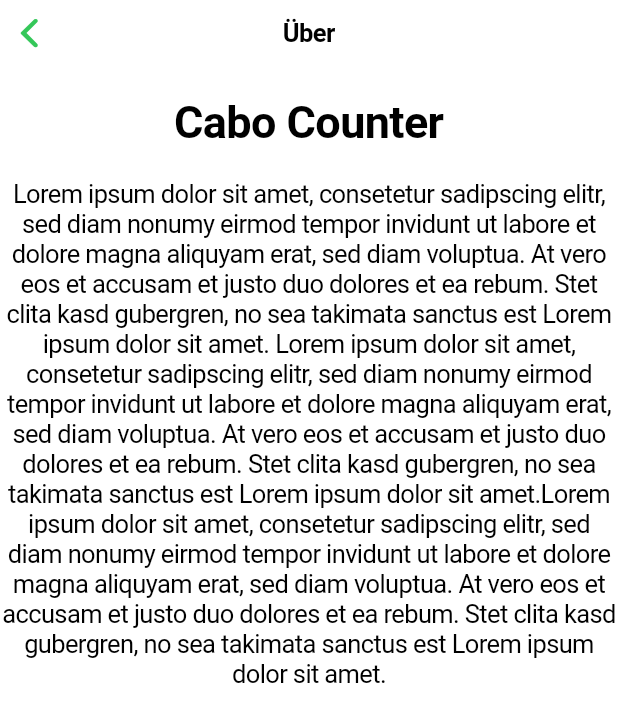
After one commit to flixcoo/Cabo-Counter, a Flutter app: the InformationView screen opened directly, on a phone screen of 412 x 824 dp. The commit adds this screen. Shown: the top 722 px of the screen. Run offline on Flutter 3.47's test engine with Material 3 defaults, Android fonts, the light colour scheme and no system bars.

Commit message:
Added information view

```diff
--- /dev/null
+++ b/lib/views/information_view.dart
@@ -0,0 +1,46 @@
+import 'package:flutter/cupertino.dart';
+
+class InformationView extends StatelessWidget {
+  @override
+  Widget build(BuildContext context) {
+    return CupertinoPageScaffold(
+        navigationBar: CupertinoNavigationBar(
+          middle: Text('Über'),
+        ),
+        child: SafeArea(
+            child: Column(
+          crossAxisAlignment: CrossAxisAlignment.center,
+          children: [
+            Padding(
+              padding: EdgeInsets.symmetric(vertical: 20.0),
+              child: Text(
+                'Cabo Counter',
+                style: TextStyle(
+                  fontSize: 30,
+                  fontWeight: FontWeight.bold,
+                ),
+              ),
+            ),
+            Text(
+              'Lorem ipsum dolor sit amet, consetetur sadipscing elitr, sed '
+              'diam nonumy eirmod tempor invidunt ut labore et dolore '
+              'magna aliquyam erat, sed diam voluptua. At vero eos et '
+              'accusam et justo duo dolores et ea rebum. Stet clita kasd '
+              'gubergren, no sea takimata sanctus est Lorem ipsum dolor '
+              'sit amet. Lorem ipsum dolor sit amet, consetetur '
+              'sadipscing elitr, sed diam nonumy eirmod tempor invidunt '
+              'ut labore et dolore magna aliquyam erat, sed diam '
+              'voluptua. At vero eos et accusam et justo duo dolores et '
+              'ea rebum. Stet clita kasd gubergren, no sea takimata '
+              'sanctus est Lorem ipsum dolor sit amet.Lorem ipsum dolor '
+              'sit amet, consetetur sadipscing elitr, sed diam nonumy '
+              'eirmod tempor invidunt ut labore et dolore magna aliquyam '
+              'erat, sed diam voluptua. At vero eos et accusam et justo '
+              'duo dolores et ea rebum. Stet clita kasd gubergren, no '
+              'sea takimata sanctus est Lorem ipsum dolor sit amet. ',
+              textAlign: TextAlign.center,
+            )
+          ],
+        )));
+  }
+}
--- a/lib/views/main_menu_view.dart
+++ b/lib/views/main_menu_view.dart
@@ -3,6 +3,7 @@ import 'dart:math';
 import 'package:cabo_counter/data_classes/game_session.dart';
 import 'package:cabo_counter/views/active_game_view.dart';
 import 'package:cabo_counter/views/create_game_view.dart';
+import 'package:cabo_counter/views/information_view.dart';
 import 'package:flutter/cupertino.dart';
 import 'package:flutter/material.dart';
 
@@ -44,6 +45,16 @@ class _MainMenuViewState extends State<MainMenuView> {
 
     return CupertinoPageScaffold(
       navigationBar: CupertinoNavigationBar(
+        leading: IconButton(
+            onPressed: () {
+              Navigator.push(
+                context,
+                CupertinoPageRoute(
+                  builder: (context) => InformationView(),
+                ),
+              );
+            },
+            icon: const Icon(CupertinoIcons.info_circle)),
         middle: const Text('Cabo Counter'),
         trailing: IconButton(
             onPressed: () {
```
